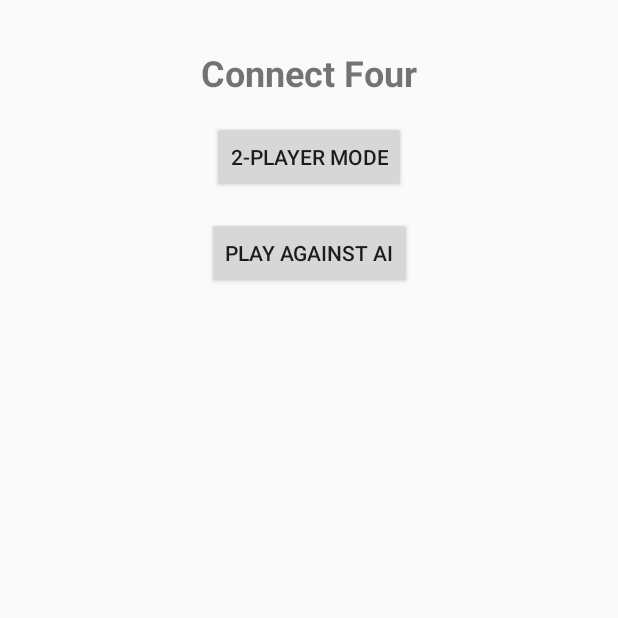
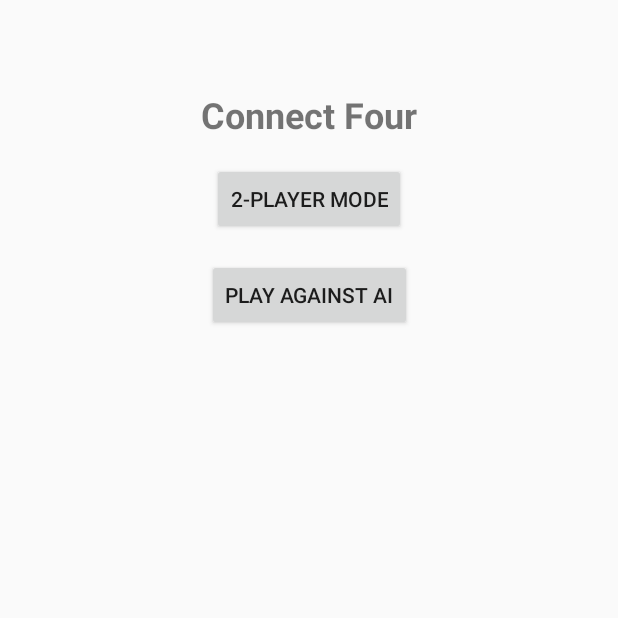
Before and after one commit to darren2581/Mad_Assignment_1, an Android app: the screen it shows after launch (Gamemode), on a phone screen of 412 x 824 dp, the top half of it. Run offline under Robolectric (Android 15) with nearby library versions, the phone set to English and light mode, and no system bars.

Commit message:
layout changes

```diff
--- a/app/src/main/res/layout/activity_gamemode.xml
+++ b/app/src/main/res/layout/activity_gamemode.xml
@@ -11,13 +11,13 @@
         android:id="@+id/tvTitle"
         android:layout_width="wrap_content"
         android:layout_height="wrap_content"
+        android:layout_marginTop="60dp"
         android:text="Connect Four"
         android:textSize="24dp"
         android:textStyle="bold"
-        android:layout_marginTop="32dp"
-        app:layout_constraintTop_toTopOf="parent"
+        app:layout_constraintEnd_toEndOf="parent"
         app:layout_constraintStart_toStartOf="parent"
-        app:layout_constraintEnd_toEndOf="parent" />
+        app:layout_constraintTop_toTopOf="parent" />
 
     <!-- 2-Player Mode Button -->
     <Button
```
